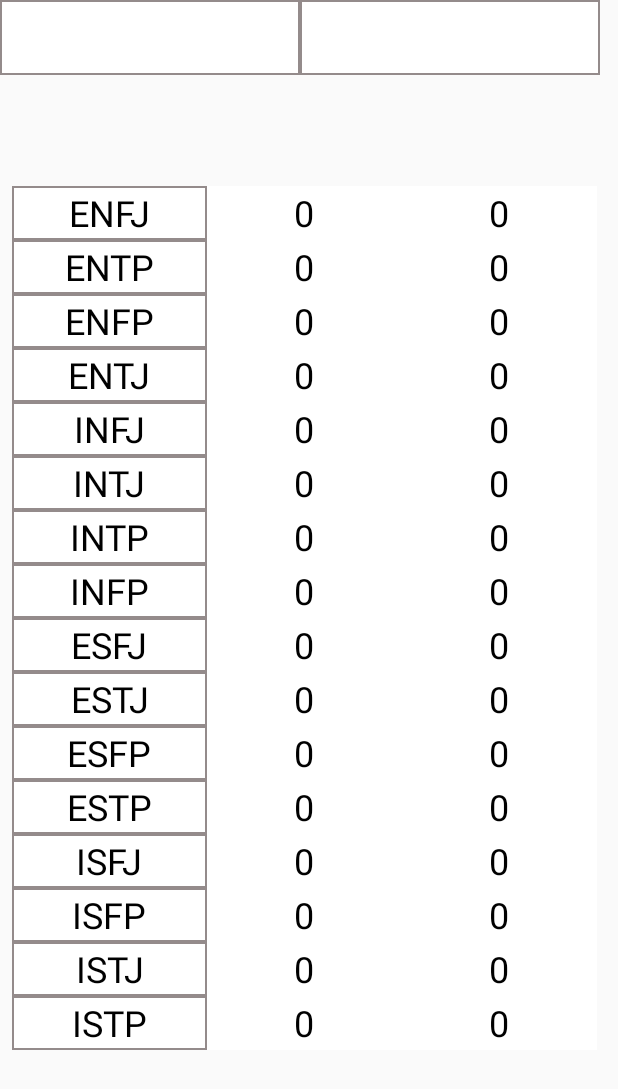
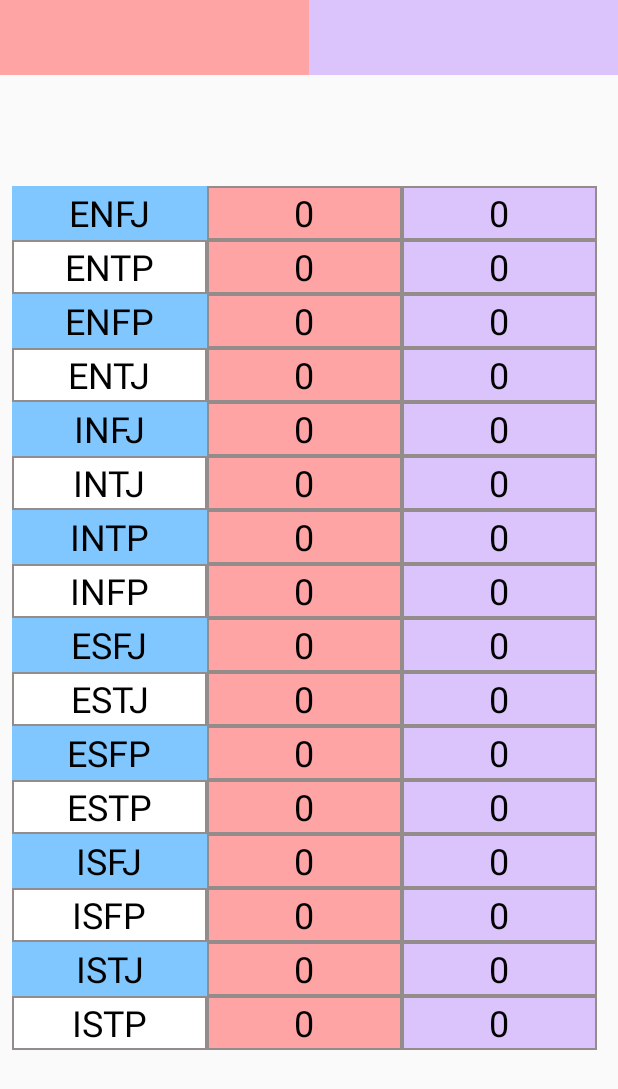
Before and after one commit to leechigu/-BTI-Project, an Android app: the FunCommentResult screen opened directly, with no data from a screen before it, on a phone screen of 412 x 824 dp. Shown: the top 1089 px of the screen. Run offline under Robolectric (Android 15) with nearby library versions, the phone set to English and light mode, and no system bars; 3 statements that could not run were skipped.

Commit message:
mbti 결과

```diff
--- /dev/null
+++ b/app/src/main/res/drawable/lech3.xml
@@ -0,0 +1,9 @@
+<?xml version="1.0" encoding="utf-8"?>
+<layer-list xmlns:android="http://schemas.android.com/apk/res/android">
+    <item>
+        <shape android:shape="rectangle">
+            <stroke android:width="1dp" android:color="#FF948B8B"/>
+            <solid android:color="#DBC4FB"/>
+        </shape>
+    </item>
+</layer-list>
--- /dev/null
+++ b/app/src/main/res/drawable/lechgu2.xml
@@ -0,0 +1,9 @@
+<?xml version="1.0" encoding="utf-8"?>
+<layer-list xmlns:android="http://schemas.android.com/apk/res/android">
+    <item>
+        <shape android:shape="rectangle">
+            <stroke android:width="1dp" android:color="#FF948B8B"/>
+            <solid android:color="#FFA4A4"/>
+        </shape>
+    </item>
+</layer-list>
--- a/app/src/main/res/layout/activity_detail.xml
+++ b/app/src/main/res/layout/activity_detail.xml
@@ -25,7 +25,7 @@
                 <TextView
                     android:layout_width="100dp"
                     android:layout_height="wrap_content"
-                    android:background="@drawable/leechigu"
+                    android:background="@drawable/lech3"
                     android:padding="16dp"
                     android:text="제목" />
 
--- a/app/src/main/res/layout/activity_fun_comment_result.xml
+++ b/app/src/main/res/layout/activity_fun_comment_result.xml
@@ -10,23 +10,24 @@
     <LinearLayout
         android:layout_width="match_parent"
         android:layout_height="match_parent"
-        android:orientation="horizontal">
+        android:orientation="horizontal"
+        app:layout_constraintTop_toTopOf="parent">
 
         <TextView
             android:id="@+id/resObj1"
-            android:layout_width="200dp"
+            android:layout_width="206dp"
             android:layout_height="50dp"
+            android:background="#FFA4A4"
             android:gravity="center"
             android:text="질문1"
-            android:background="@drawable/leechigu"
             android:textSize="25dp" />
 
         <TextView
             android:id="@+id/resObj2"
-            android:layout_width="200dp"
+            android:layout_width="206dp"
             android:layout_height="50dp"
+            android:background="#DBC4FB"
             android:gravity="center"
-            android:background="@drawable/leechigu"
             android:text="질문2"
             android:textSize="25dp" />
     </LinearLayout>
@@ -49,17 +50,17 @@
             <TextView
                 android:layout_width="130dp"
                 android:layout_height="36dp"
-                android:background="@drawable/leechigu"
+                android:background="#80C7FF"
+                android:gravity="center"
+                android:text="ENFJ"
                 android:textColor="#000000"
-                android:text="ENFJ"
-                android:gravity="center"
                 android:textSize="24sp" />
 
             <TextView
                 android:id="@+id/enfj1"
                 android:layout_width="130dp"
                 android:layout_height="36dp"
-                android:background="#FFFFFF"
+                android:background="@drawable/lechgu2"
                 android:gravity="center"
                 android:text="A"
                 android:textColor="#000000"
@@ -69,7 +70,7 @@
                 android:id="@+id/enfj2"
                 android:layout_width="130dp"
                 android:layout_height="36dp"
-                android:background="#FFFFFF"
+                android:background="@drawable/lech3"
                 android:gravity="center"
                 android:text="B"
                 android:textColor="#000000"
@@ -95,7 +96,7 @@
                 android:id="@+id/entp1"
                 android:layout_width="130dp"
                 android:layout_height="36dp"
-                android:background="#FFFFFF"
+                android:background="@drawable/lechgu2"
                 android:gravity="center"
                 android:text="A"
                 android:textColor="#000000"
@@ -105,7 +106,7 @@
                 android:id="@+id/entp2"
                 android:layout_width="130dp"
                 android:layout_height="36dp"
-                android:background="#FFFFFF"
+                android:background="@drawable/lech3"
                 android:gravity="center"
                 android:text="B"
                 android:textColor="#000000"
@@ -121,17 +122,17 @@
             <TextView
                 android:layout_width="130dp"
                 android:layout_height="36dp"
-                android:background="@drawable/leechigu"
+                android:background="#80C7FF"
+                android:gravity="center"
+                android:text="ENFP"
                 android:textColor="#000000"
-                android:text="ENFP"
-                android:gravity="center"
                 android:textSize="24sp" />
 
             <TextView
                 android:id="@+id/enfp1"
                 android:layout_width="130dp"
                 android:layout_height="36dp"
-                android:background="#FFFFFF"
+                android:background="@drawable/lechgu2"
                 android:gravity="center"
                 android:text="A"
                 android:textColor="#000000"
@@ -141,7 +142,7 @@
                 android:id="@+id/enfp2"
                 android:layout_width="130dp"
                 android:layout_height="36dp"
-                android:background="#FFFFFF"
+                android:background="@drawable/lech3"
                 android:gravity="center"
                 android:text="B"
                 android:textColor="#000000"
@@ -167,7 +168,7 @@
                 android:id="@+id/entj1"
                 android:layout_width="130dp"
                 android:layout_height="36dp"
-                android:background="#FFFFFF"
+                android:background="@drawable/lechgu2"
                 android:gravity="center"
                 android:text="A"
                 android:textColor="#000000"
@@ -177,7 +178,7 @@
                 android:id="@+id/entj2"
                 android:layout_width="130dp"
                 android:layout_height="36dp"
-                android:background="#FFFFFF"
+                android:background="@drawable/lech3"
                 android:gravity="center"
                 android:text="B"
                 android:textColor="#000000"
@@ -193,17 +194,17 @@
             <TextView
                 android:layout_width="130dp"
                 android:layout_height="36dp"
-                android:background="@drawable/leechigu"
+                android:background="#80C7FF"
+                android:gravity="center"
+                android:text="INFJ"
                 android:textColor="#000000"
-                android:text="INFJ"
-                android:gravity="center"
                 android:textSize="24sp" />
 
             <TextView
                 android:id="@+id/infj1"
                 android:layout_width="130dp"
                 android:layout_height="36dp"
-                android:background="#FFFFFF"
+                android:background="@drawable/lechgu2"
                 android:gravity="center"
                 android:text="A"
                 android:textColor="#000000"
@@ -213,7 +214,7 @@
                 android:id="@+id/infj2"
                 android:layout_width="130dp"
                 android:layout_height="36dp"
-                android:background="#FFFFFF"
+                android:background="@drawable/lech3"
                 android:gravity="center"
                 android:text="B"
                 android:textColor="#000000"
@@ -238,7 +239,7 @@
                 android:id="@+id/intj1"
                 android:layout_width="130dp"
                 android:layout_height="36dp"
-                android:background="#FFFFFF"
+                android:background="@drawable/lechgu2"
                 android:gravity="center"
                 android:text="A"
                 android:textColor="#000000"
@@ -248,7 +249,7 @@
                 android:id="@+id/intj2"
                 android:layout_width="130dp"
                 android:layout_height="36dp"
-                android:background="#FFFFFF"
+                android:background="@drawable/lech3"
                 android:gravity="center"
                 android:text="B"
                 android:textColor="#000000"
@@ -264,17 +265,17 @@
             <TextView
                 android:layout_width="130dp"
                 android:layout_height="36dp"
-                android:background="@drawable/leechigu"
+                android:background="#80C7FF"
+                android:gravity="center"
+                android:text="INTP"
                 android:textColor="#000000"
-                android:text="INTP"
-                android:gravity="center"
                 android:textSize="24sp" />
 
             <TextView
                 android:id="@+id/intp1"
                 android:layout_width="130dp"
                 android:layout_height="36dp"
-                android:background="#FFFFFF"
+                android:background="@drawable/lechgu2"
                 android:gravity="center"
                 android:text="A"
                 android:textColor="#000000"
@@ -284,7 +285,7 @@
                 android:id="@+id/intp2"
                 android:layout_width="130dp"
                 android:layout_height="36dp"
-                android:background="#FFFFFF"
+                android:background="@drawable/lech3"
                 android:gravity="center"
                 android:text="B"
                 android:textColor="#000000"
@@ -310,7 +311,7 @@
                 android:id="@+id/infp1"
                 android:layout_width="130dp"
                 android:layout_height="36dp"
-                android:background="#FFFFFF"
+                android:background="@drawable/lechgu2"
                 android:gravity="center"
                 android:text="A"
                 android:textColor="#000000"
@@ -320,7 +321,7 @@
                 android:id="@+id/infp2"
                 android:layout_width="130dp"
                 android:layout_height="36dp"
-                android:background="#FFFFFF"
+                android:background="@drawable/lech3"
                 android:gravity="center"
                 android:text="B"
                 android:textColor="#000000"
@@ -336,17 +337,17 @@
             <TextView
                 android:layout_width="130dp"
                 android:layout_height="36dp"
-                android:background="@drawable/leechigu"
+                android:background="#80C7FF"
+                android:gravity="center"
+                android:text="ESFJ"
                 android:textColor="#000000"
-                android:text="ESFJ"
-                android:gravity="center"
                 android:textSize="24sp" />
 
             <TextView
                 android:id="@+id/esfj1"
                 android:layout_width="130dp"
                 android:layout_height="36dp"
-                android:background="#FFFFFF"
+                android:background="@drawable/lechgu2"
                 android:gravity="center"
                 android:text="A"
                 android:textColor="#000000"
@@ -356,7 +357,7 @@
                 android:id="@+id/esfj2"
                 android:layout_width="130dp"
                 android:layout_height="36dp"
-                android:background="#FFFFFF"
+                android:background="@drawable/lech3"
                 android:gravity="center"
                 android:text="B"
                 android:textColor="#000000"
@@ -381,7 +382,7 @@
                 android:id="@+id/estj1"
                 android:layout_width="130dp"
                 android:layout_height="36dp"
-                android:background="#FFFFFF"
+                android:background="@drawable/lechgu2"
                 android:gravity="center"
                 android:text="A"
                 android:textColor="#000000"
@@ -391,7 +392,7 @@
                 android:id="@+id/estj2"
                 android:layout_width="130dp"
                 android:layout_height="36dp"
-                android:background="#FFFFFF"
+                android:background="@drawable/lech3"
                 android:gravity="center"
                 android:text="B"
                 android:textColor="#000000"
@@ -407,17 +408,17 @@
             <TextView
                 android:layout_width="130dp"
                 android:layout_height="36dp"
-                android:background="@drawable/leechigu"
+                android:background="#80C7FF"
+                android:gravity="center"
+                android:text="ESFP"
                 android:textColor="#000000"
-                android:text="ESFP"
-                android:gravity="center"
                 android:textSize="24sp" />
 
             <TextView
                 android:id="@+id/esfp1"
                 android:layout_width="130dp"
                 android:layout_height="36dp"
-                android:background="#FFFFFF"
+                android:background="@drawable/lechgu2"
                 android:gravity="center"
                 android:text="A"
                 android:textColor="#000000"
@@ -427,7 +428,7 @@
                 android:id="@+id/esfp2"
                 android:layout_width="130dp"
                 android:layout_height="36dp"
-                android:background="#FFFFFF"
+                android:background="@drawable/lech3"
                 android:gravity="center"
                 android:text="B"
                 android:textColor="#000000"
@@ -453,7 +454,7 @@
                 android:id="@+id/estp1"
                 android:layout_width="130dp"
                 android:layout_height="36dp"
-                android:background="#FFFFFF"
+                android:background="@drawable/lechgu2"
                 android:gravity="center"
                 android:text="A"
                 android:textColor="#000000"
@@ -463,7 +464,7 @@
                 android:id="@+id/estp2"
                 android:layout_width="130dp"
                 android:layout_height="36dp"
-                android:background="#FFFFFF"
+                android:background="@drawable/lech3"
                 android:gravity="center"
                 android:text="B"
                 android:textColor="#000000"
@@ -479,17 +480,17 @@
             <TextView
                 android:layout_width="130dp"
                 android:layout_height="36dp"
-                android:background="@drawable/leechigu"
+                android:background="#80C7FF"
+                android:gravity="center"
+                android:text="ISFJ"
                 android:textColor="#000000"
-                android:text="ISFJ"
-                android:gravity="center"
                 android:textSize="24sp" />
 
             <TextView
                 android:id="@+id/isfj1"
                 android:layout_width="130dp"
                 android:layout_height="36dp"
-                android:background="#FFFFFF"
+                android:background="@drawable/lechgu2"
                 android:gravity="center"
                 android:text="A"
                 android:textColor="#000000"
@@ -499,7 +500,7 @@
                 android:id="@+id/isfj2"
                 android:layout_width="130dp"
                 android:layout_height="36dp"
-                android:background="#FFFFFF"
+                android:background="@drawable/lech3"
                 android:gravity="center"
                 android:text="B"
                 android:textColor="#000000"
@@ -525,7 +526,7 @@
                 android:id="@+id/isfp1"
                 android:layout_width="130dp"
                 android:layout_height="36dp"
-                android:background="#FFFFFF"
+                android:background="@drawable/lechgu2"
                 android:gravity="center"
                 android:text="A"
                 android:textColor="#000000"
@@ -535,7 +536,7 @@
                 android:id="@+id/isfp2"
                 android:layout_width="130dp"
                 android:layout_height="36dp"
-                android:background="#FFFFFF"
+                android:background="@drawable/lech3"
                 android:gravity="center"
                 android:text="B"
                 android:textColor="#000000"
@@ -551,17 +552,17 @@
             <TextView
                 android:layout_width="130dp"
                 android:layout_height="36dp"
-                android:background="@drawable/leechigu"
+                android:background="#80C7FF"
+                android:gravity="center"
+                android:text="ISTJ"
                 android:textColor="#000000"
-                android:text="ISTJ"
-                android:gravity="center"
                 android:textSize="24sp" />
 
             <TextView
                 android:id="@+id/istj1"
                 android:layout_width="130dp"
                 android:layout_height="36dp"
-                android:background="#FFFFFF"
+                android:background="@drawable/lechgu2"
                 android:gravity="center"
                 android:text="A"
                 android:textColor="#000000"
@@ -571,7 +572,7 @@
                 android:id="@+id/istj2"
                 android:layout_width="130dp"
                 android:layout_height="36dp"
-                android:background="#FFFFFF"
+                android:background="@drawable/lech3"
                 android:gravity="center"
                 android:text="B"
                 android:textColor="#000000"
@@ -597,7 +598,7 @@
                 android:id="@+id/istp1"
                 android:layout_width="130dp"
                 android:layout_height="36dp"
-                android:background="#FFFFFF"
+                android:background="@drawable/lechgu2"
                 android:gravity="center"
                 android:text="A"
                 android:textColor="#000000"
@@ -607,7 +608,7 @@
                 android:id="@+id/istp2"
                 android:layout_width="130dp"
                 android:layout_height="36dp"
-                android:background="#FFFFFF"
+                android:background="@drawable/lech3"
                 android:gravity="center"
                 android:text="B"
                 android:textColor="#000000"
```
